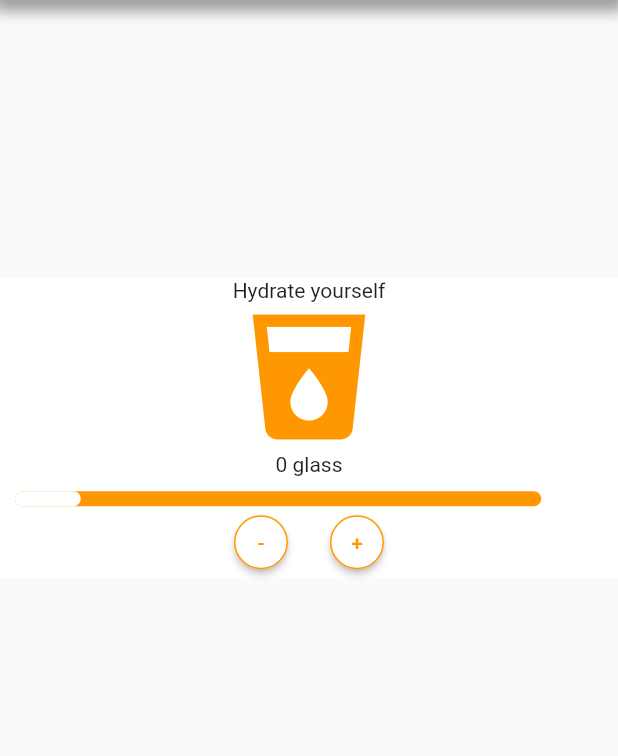
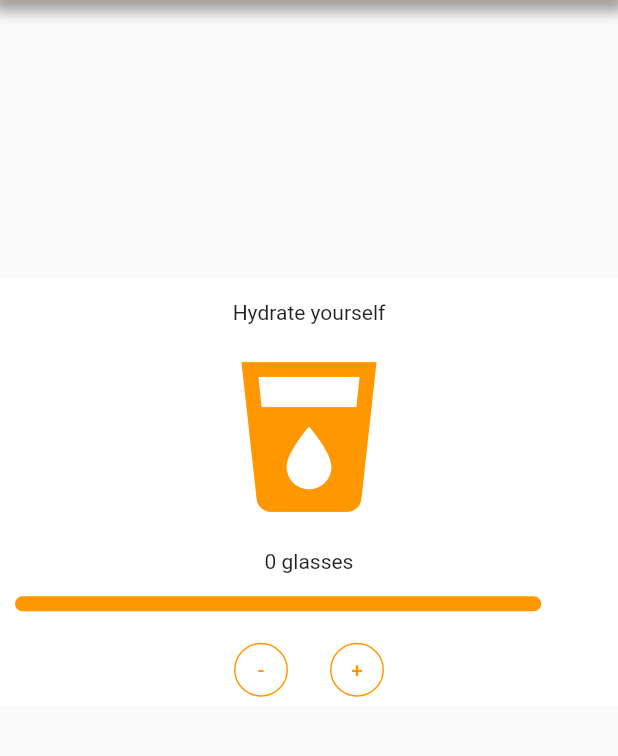
Before and after one commit to MaciejCza/group_project, a Flutter app: the water screen opened directly, on a phone screen of 412 x 824 dp, the part 210-966 px from its top. Run offline on Flutter 3.47's test engine with Material 2 defaults, Android fonts, the phone set to English and light mode, and no system bars; drawn by our look-alikes of percent_indicator; our stand-ins replace table_calendar.

Commit message:
Merge remote-tracking branch 'origin/master'

```diff
--- a/lib/water.dart
+++ b/lib/water.dart
@@ -2,7 +2,8 @@ import 'package:flutter/material.dart';
 import 'package:percent_indicator/percent_indicator.dart';
 
 void main() => runApp(const water());
-num glass = 0;
+var glass = 0;
+var min = 0;
 class water extends StatefulWidget {
   const water({super.key});
 
@@ -39,27 +40,34 @@ class _waterState extends State<water> {
         Container(
           color: Colors.white,
           child: Column( children: <Widget> [
+            const SizedBox(height: 15),
         const Text('Hydrate yourself'),
+            const SizedBox(height: 15),
             const Icon(Icons.local_drink,
             color: Colors.orange,
-            size: 100),
-          Text(glass.toString() + ' glass'),
-             const SizedBox(height: 10),
+            size: 120),
+          const SizedBox(height: 15),
+          Text('$glass glasses'),
+             const SizedBox(height: 15),
             LinearPercentIndicator(
               width: MediaQuery.of(context).size.width*0.9,
               lineHeight: 10.0,
-              percent: 1/8,
+              percent: glass/8,
               progressColor: Colors.white,
               backgroundColor: Colors.orange,
               barRadius:  const Radius.circular(16),
             ),
+            const SizedBox(height: 15),
             Wrap(
               children: [
-                ElevatedButton(
+                TextButton(
                   onPressed: () {
                     glass-=1;
+                    if (glass < 0) {
+                      glass+=1;
+                    }
                   },
-                  style: ElevatedButton.styleFrom(
+                  style: TextButton.styleFrom(
                     side: const BorderSide(color: Colors.orange),
                     shape: const CircleBorder(),
                     backgroundColor: Colors.white,
@@ -67,11 +75,11 @@ class _waterState extends State<water> {
                   ),
                   child: const Text('-'),
                 ),
-                ElevatedButton(
+                TextButton(
                   onPressed: () {
                     glass+=1;
                   },
-                  style: ElevatedButton.styleFrom(
+                  style: TextButton.styleFrom(
                     side: const BorderSide(color: Colors.orange),
                     shape: const CircleBorder(),
                     backgroundColor: Colors.white,
```
